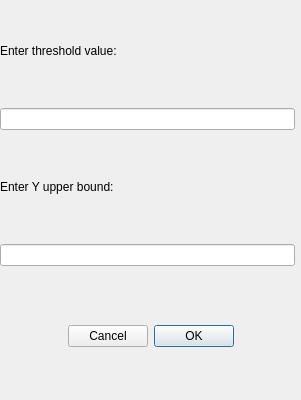
This is settings.ui in WTFTrick/TestMutomo as Qt 5 draws it before an edit. The edited form follows.
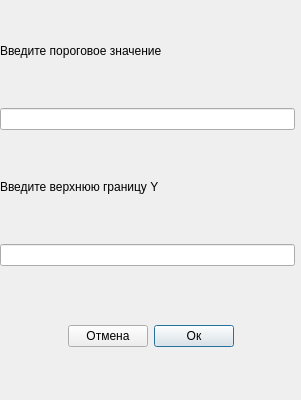
This is the edited form.

What changed in the file:
```diff
--- a/settings.ui
+++ b/settings.ui
@@ -72,7 +72,7 @@
        </sizepolicy>
       </property>
       <property name="text">
-       <string>Enter Y upper bound:</string>
+       <string>Введите верхнюю границу Y</string>
       </property>
      </widget>
     </item>
@@ -100,7 +100,7 @@
           </sizepolicy>
          </property>
          <property name="text">
-          <string>OK</string>
+          <string>Ок</string>
          </property>
         </widget>
        </item>
@@ -126,7 +126,7 @@
           </sizepolicy>
          </property>
          <property name="text">
-          <string>Cancel</string>
+          <string>Отмена</string>
          </property>
         </widget>
        </item>
@@ -155,7 +155,7 @@
        </sizepolicy>
       </property>
       <property name="text">
-       <string>Enter threshold value:</string>
+       <string>Введите пороговое значение</string>
       </property>
      </widget>
     </item>
```
